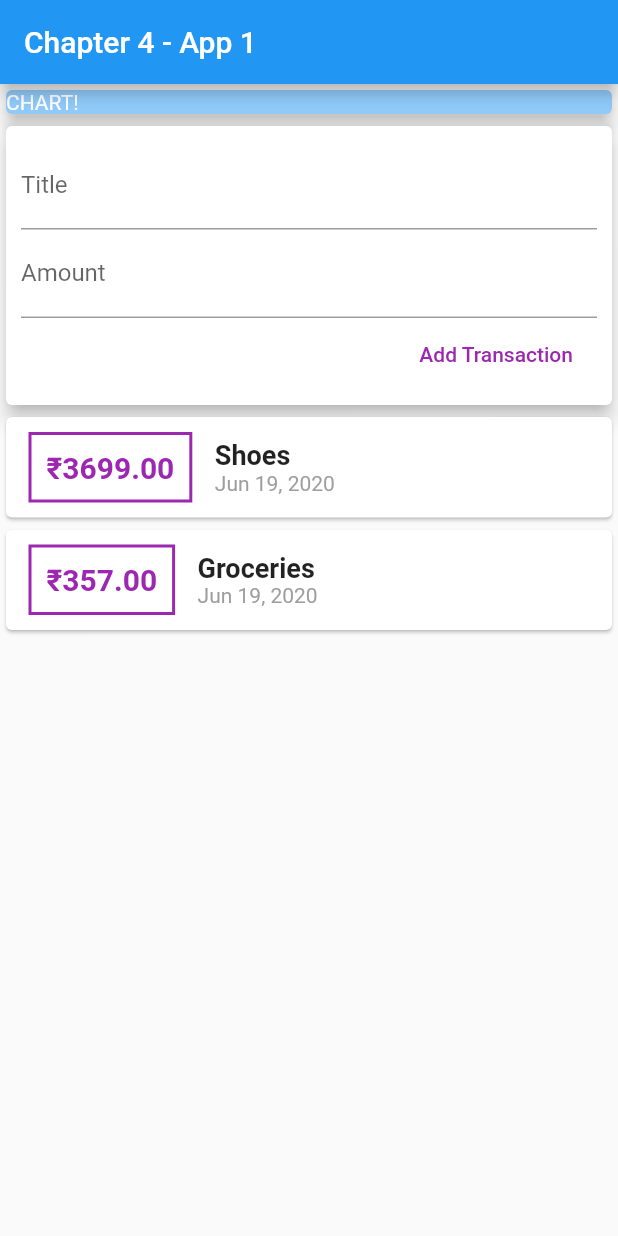
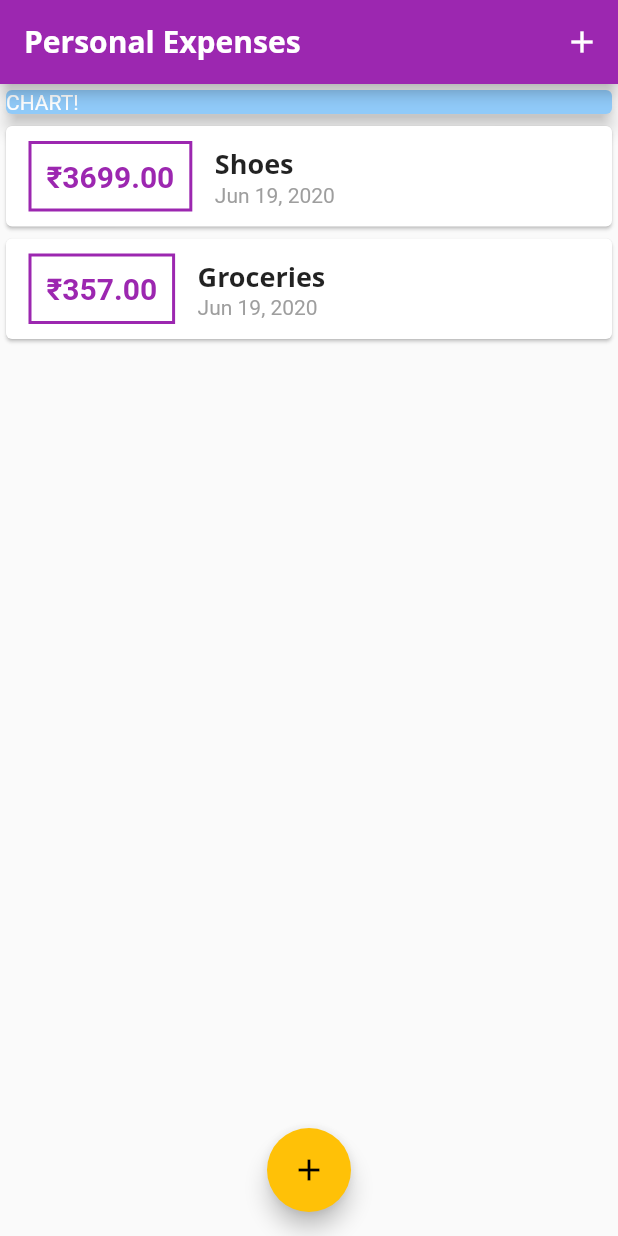
Before and after one commit to baderaharsh/flutter-course-chapter4, a Flutter app: the screen it shows after launch, on a phone screen of 412 x 824 dp. Run offline on Flutter 3.47's test engine with Material 2 defaults, Android fonts, the phone set to English and light mode, and no system bars; Roboto replaces fonts that are missing (Open Sans).

Commit message:
Added Modal and fonts; Improved UI

```diff
--- a/lib/main.dart
+++ b/lib/main.dart
@@ -1,5 +1,7 @@
 import 'package:flutter/material.dart';
-import './widgets/userTransactions.dart';
+import 'package:newApp_Chapter4/widgets/newTransaction.dart';
+import './models/transaction.dart';
+import './widgets/transactionList.dart';
 
 void main() {
   runApp(MyApp());
@@ -9,24 +11,87 @@ class MyApp extends StatelessWidget {
   @override
   Widget build(BuildContext context) {
     return MaterialApp(
+      title: 'Personal Expenses',
+      theme: ThemeData(
+        primarySwatch: Colors.purple,
+        accentColor: Colors.amber,
+        fontFamily: 'Quicksand',
+        textTheme: ThemeData.light().textTheme.copyWith(
+              title: TextStyle(
+                fontFamily: 'Open Sans',
+                fontWeight: FontWeight.bold,
+                fontSize: 18,
+              ),
+            ),
+        appBarTheme: AppBarTheme(
+          textTheme: ThemeData.light().textTheme.copyWith(
+                title: TextStyle(
+                  fontFamily: 'Open Sans',
+                  fontSize: 20,
+                  fontWeight: FontWeight.bold,
+                ),
+              ),
+        ),
+      ),
       home: MyHomePage(),
     );
   }
 }
 
-class MyHomePage extends StatelessWidget {
+class MyHomePage extends StatefulWidget {
+  @override
+  _MyHomePageState createState() => _MyHomePageState();
+}
 
-  // String inputTitle;
-  // String inputAmount;
+class _MyHomePageState extends State<MyHomePage> {
+  final List<Transaction> _userTransactions = [
+    Transaction(
+      id: 'T1',
+      title: 'Shoes',
+      amount: 3699,
+      date: DateTime.now(),
+    ),
+    Transaction(
+      id: 'T2',
+      title: 'Groceries',
+      amount: 357,
+      date: DateTime.now(),
+    ),
+  ];
+
+  void _addTransaction(String title, double amount) {
+    final newTx = Transaction(
+      id: DateTime.now().toString(),
+      title: title,
+      amount: amount,
+      date: DateTime.now(),
+    );
+
+    setState(() => _userTransactions.add(newTx));
+  }
+
+  void _startAddNewTx(BuildContext ctx) {
+    showModalBottomSheet(
+        context: ctx,
+        builder: (_) {
+          return NewTransaction(_addTransaction);
+        });
+  }
 
   @override
   Widget build(BuildContext context) {
     return Scaffold(
       appBar: AppBar(
-        title: Text('Chapter 4 - App 1'),
+        title: Text('Personal Expenses'),
+        actions: <Widget>[
+          IconButton(
+            icon: Icon(Icons.add),
+            onPressed: () => _startAddNewTx(context),
+          ),
+        ],
       ),
       body: SingleChildScrollView(
-              child: Column(
+        child: Column(
           // mainAxisAlignment: MainAxisAlignment.spaceAround,
           crossAxisAlignment: CrossAxisAlignment.stretch,
           children: <Widget>[
@@ -43,8 +108,15 @@ class MyHomePage extends StatelessWidget {
                 color: Colors.blue[200],
               ),
             ),
-            UserTransactions(),
+            TransactionList(_userTransactions),
           ],
+        ),
+      ),
+      floatingActionButtonLocation: FloatingActionButtonLocation.centerFloat,
+      floatingActionButton: FloatingActionButton(
+        onPressed: () => _startAddNewTx(context),
+        child: Icon(
+          Icons.add,
         ),
       ),
     );
--- a/lib/widgets/newTransaction.dart
+++ b/lib/widgets/newTransaction.dart
@@ -1,22 +1,31 @@
 import 'package:flutter/material.dart';
 
-class NewTransaction extends StatelessWidget {
-
+class NewTransaction extends StatefulWidget {
   final Function newTxHandler;
   NewTransaction(this.newTxHandler);
 
+  @override
+  _NewTransactionState createState() => _NewTransactionState();
+}
+
+class _NewTransactionState extends State<NewTransaction> {
   final titleController = TextEditingController();
+
   final amountController = TextEditingController();
 
-  void submitHandler(){
-
+  void submitHandler() {
     final enteredTitle = titleController.text;
     final enteredAmount = double.parse(amountController.text);
 
-      if (enteredTitle.isEmpty||enteredAmount<=0){
+    if (enteredTitle.isEmpty || enteredAmount <= 0) {
       return;
-      }else{
-        newTxHandler(enteredTitle, enteredAmount);
+    } else {
+      widget.newTxHandler(
+        enteredTitle,
+        enteredAmount,
+      );
+
+      Navigator.of(context).pop();
     }
   }
 
@@ -51,7 +60,7 @@ class NewTransaction extends StatelessWidget {
               child: Text(
                 'Add Transaction',
               ),
-                    textColor: Colors.purple,
+              textColor: Theme.of(context).primaryColor,
               // color: Colors.purple[50],
             )
           ],
--- a/lib/widgets/transactionList.dart
+++ b/lib/widgets/transactionList.dart
@@ -21,7 +21,7 @@ class TransactionList extends StatelessWidget {
                   margin: EdgeInsets.symmetric(horizontal: 15, vertical: 10),
                   decoration: BoxDecoration(
                     border: Border.all(
-                      color: Colors.purple,
+                      color: Theme.of(context).primaryColor,
                       width: 2,
                     ),
                   ),
@@ -30,7 +30,7 @@ class TransactionList extends StatelessWidget {
                     '\₹${transactions[index].amount.toStringAsFixed(2)}',
                     style: TextStyle(
                       fontWeight: FontWeight.bold,
-                      color: Colors.purple,
+                      color: Theme.of(context).primaryColor,
                       fontSize: 20,
                     ),
                   ),
@@ -39,10 +39,8 @@ class TransactionList extends StatelessWidget {
                   crossAxisAlignment: CrossAxisAlignment.start,
                   children: <Widget>[
                     Text(transactions[index].title,
-                        style: TextStyle(
-                          fontWeight: FontWeight.bold,
-                          fontSize: 18,
-                        )),
+                        style: Theme.of(context).textTheme.title,
+                        ),
                     Text(
                       DateFormat.yMMMd().format(transactions[index].date),
                       style: TextStyle(
--- a/lib/widgets/userTransactions.dart
+++ /dev/null
@@ -1,47 +0,0 @@
-import 'package:flutter/material.dart';
-import './transactionList.dart';
-import './newTransaction.dart';
-import '../models/transaction.dart';
-
-class UserTransactions extends StatefulWidget {
-  @override
-  _UserTransactionsState createState() => _UserTransactionsState();
-}
-
-class _UserTransactionsState extends State<UserTransactions> {
-  final List<Transaction> _userTransactions = [
-    Transaction(
-      id: 'T1',
-      title: 'Shoes',
-      amount: 3699,
-      date: DateTime.now(),
-    ),
-    Transaction(
-      id: 'T2',
-      title: 'Groceries',
-      amount: 357,
-      date: DateTime.now(),
-    ),
-  ];
-
-  void _addTransaction(String title, double amount) {
-    final newTx = Transaction(
-      id: DateTime.now().toString(),
-      title: title,
-      amount: amount,
-      date: DateTime.now(),
-    );
-
-    setState(() => _userTransactions.add(newTx));
-  }
-
-  @override
-  Widget build(BuildContext context) {
-    return Column(
-      children: <Widget>[
-        NewTransaction(_addTransaction),
-        TransactionList(_userTransactions),
-      ],
-    );
-  }
-}
```
Also changed, not shown: pubspec.yaml (+11 -6 lines), assets/fonts/OpenSans-Bold.ttf (added), assets/fonts/OpenSans-Regular.ttf (added), assets/fonts/Quicksand-Bold.ttf (added), assets/fonts/Quicksand-Light.ttf (added), assets/fonts/Quicksand-Medium.ttf (added), assets/fonts/Quicksand-Regular.ttf (added), 2 other files. Lines whose indentation alone changed are shown as unchanged.
